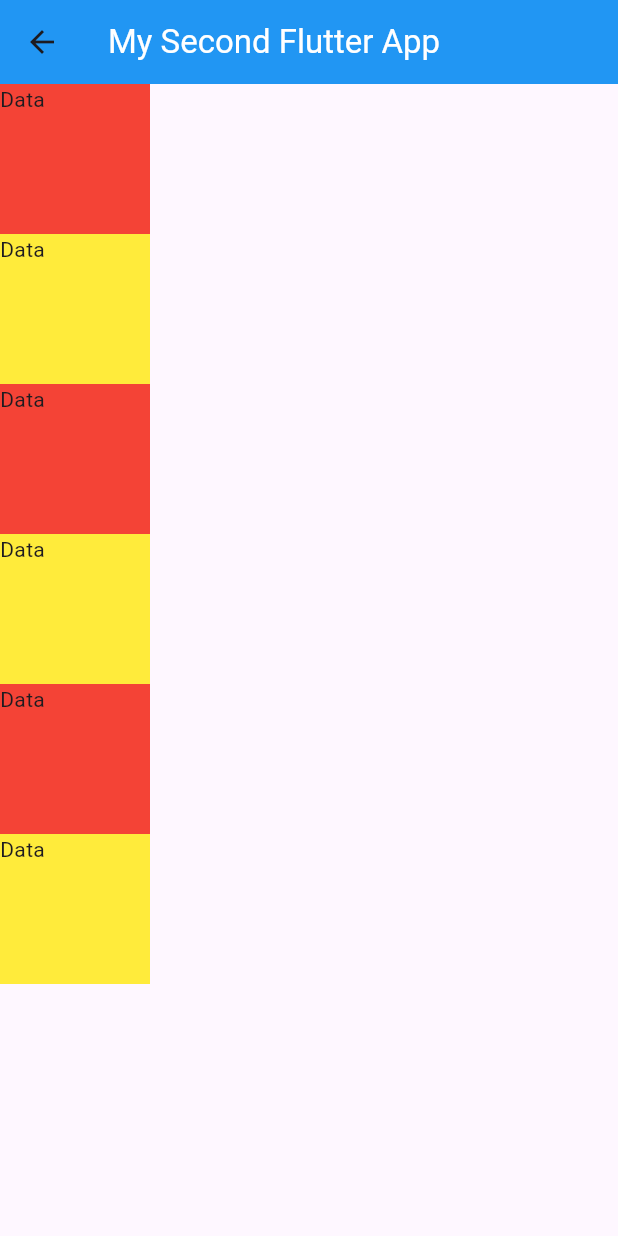
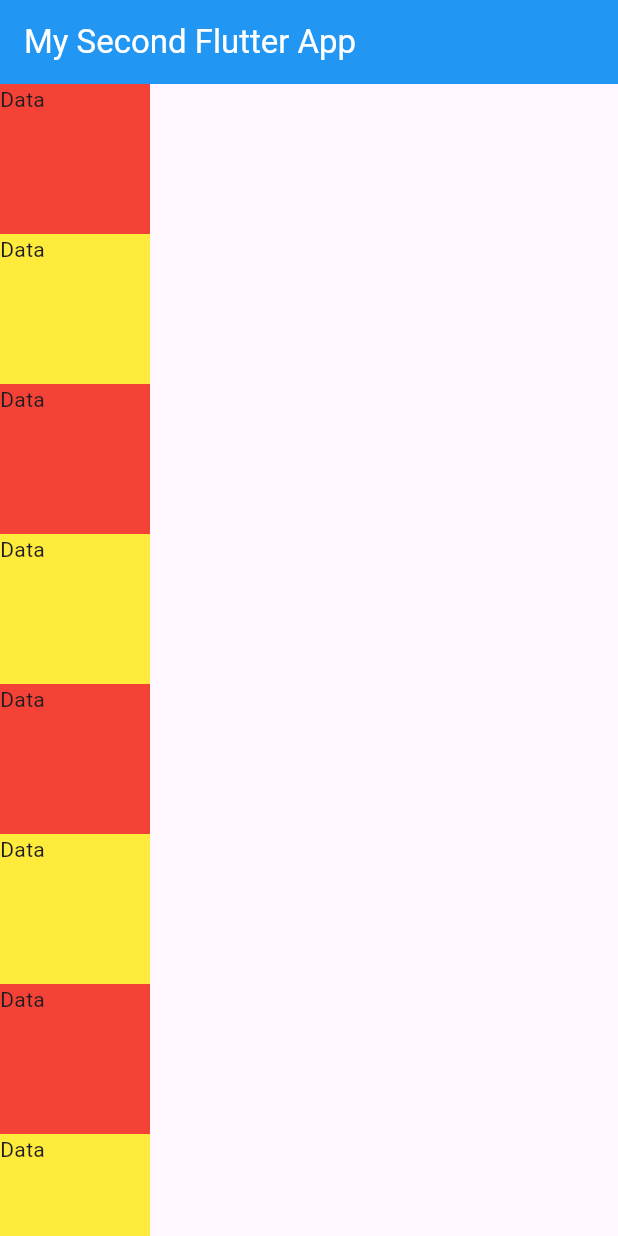
Before and after one commit to SuhAilMAnzoor/second_flutter_on_structure, a Flutter app: the ProfileView screen opened directly, on a phone screen of 412 x 824 dp. Run offline on Flutter 3.47's test engine with Material 3 defaults, Android fonts, the phone set to English and light mode, and no system bars.

Commit message:
Use 8 Containers in column and and set red yello color on them, Screen Overflowed Issue

```diff
--- a/lib/main.dart
+++ b/lib/main.dart
@@ -1,5 +1,5 @@
 import 'package:flutter/material.dart';
-import 'package:my_first_flutter_project/SelfLearning.dart';
+import 'package:my_first_flutter_project/profile_view.dart';
 
 void main() {
   runApp(const MyApp());
@@ -11,7 +11,7 @@ class MyApp extends StatelessWidget {
   @override
   Widget build(BuildContext context) {
     return const MaterialApp(
-      home: SelfLearning(),
+      home: ProfileView(),
     );
   }
 }
--- a/lib/profile_view.dart
+++ b/lib/profile_view.dart
@@ -53,6 +53,18 @@ class ProfileView extends StatelessWidget {
               color: Colors.yellow,
               child: Text("Data"),
             ),
+            Container(
+              height: 100,
+              width: 100,
+              color: Colors.red,
+              child: Text("Data"),
+            ),
+            Container(
+              height: 100,
+              width: 100,
+              color: Colors.yellow,
+              child: Text("Data"),
+            ),
           ],
         ),
       ),
```
